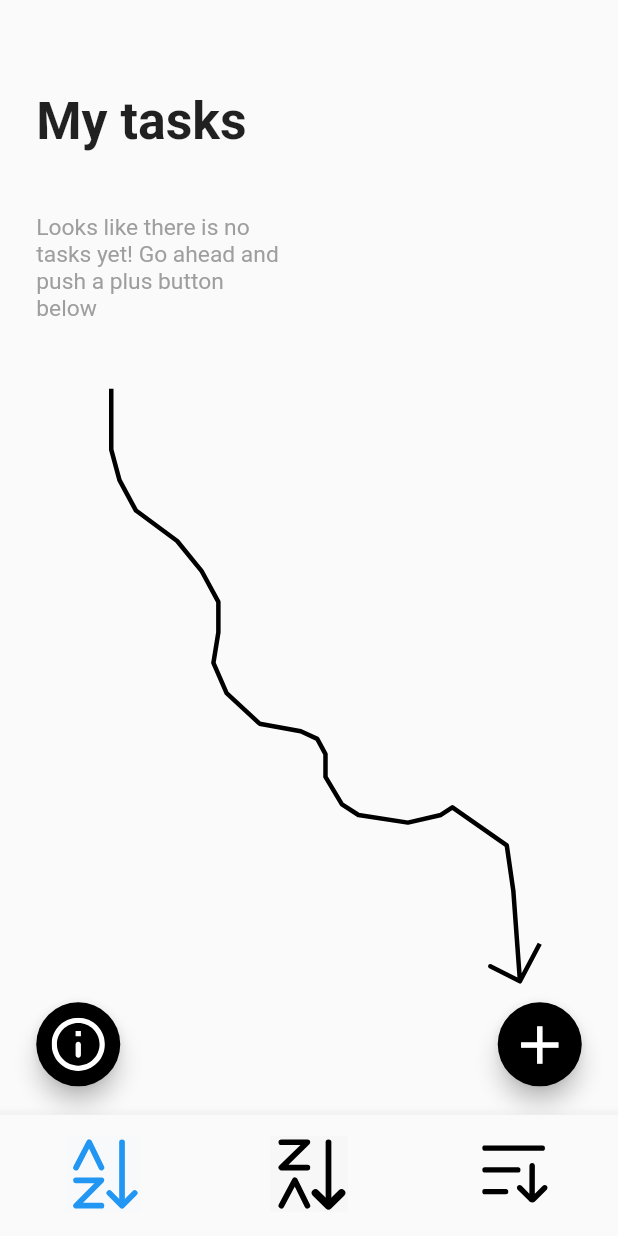
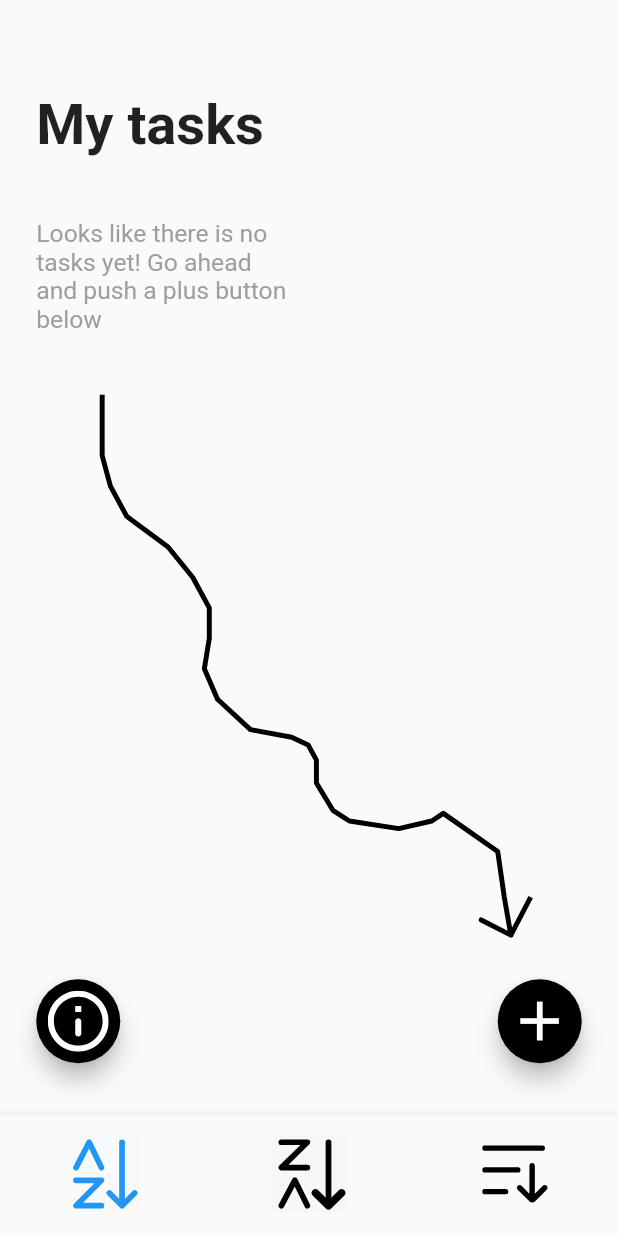
Before and after one commit to megavvve/todo_list, a Flutter app: the screen it shows after launch, on a phone screen of 412 x 824 dp. Run offline on Flutter 3.47's test engine with Material 2 defaults, Android fonts, the light colour scheme and no system bars; our stand-ins replace drift, equatable, flutter_bloc, flutter_screenutil, flutter_svg; accounts and stored records are empty; generated files the repository leaves out were written again.

Commit message:
corrected the files and did refactoring

```diff
--- a/lib/data/repository/data/local/database/database.dart
+++ b/lib/data/repository/data/local/database/database.dart
@@ -5,7 +5,7 @@ import 'package:drift/native.dart';
 import 'package:path_provider/path_provider.dart';
 import 'package:path/path.dart' as path;
 
-import '../../../../../domain/entity/todos_entity.dart';
+import '../../../../../domain/entity/repository_entity.dart';
 
 part 'database.g.dart';
 
--- a/lib/domain/bloc/todo_bloc.dart
+++ b/lib/domain/bloc/todo_bloc.dart
@@ -2,9 +2,6 @@ import 'package:equatable/equatable.dart';
 import 'package:flutter_bloc/flutter_bloc.dart';
 
 import '../../data/repository/data/local/database/database.dart';
-
-
-
 
 part 'todo_event.dart';
 part 'todo_state.dart';
@@ -42,7 +39,6 @@ class TodosBloc extends Bloc<TodoEvent, TodosState> {
   }
 
   Future<void> _onInitLoad(InitLoad event, Emitter<TodosState> emit) async {
-    final state = this.state;
 
     List<Todo> allTodos = await db.getTodosList();
 
--- a/lib/domain/bloc/todo_event.dart
+++ b/lib/domain/bloc/todo_event.dart
@@ -17,7 +17,7 @@ class InitLoad extends TodoEvent {
 class LoadTodos extends TodoEvent {}
 
 class GetTodos extends TodoEvent {
-  GetTodos();
+  const GetTodos();
   @override
   List<Object> get props => [];
 }
--- a/lib/main.dart
+++ b/lib/main.dart
@@ -3,7 +3,7 @@ import 'package:flutter_bloc/flutter_bloc.dart';
 import 'package:flutter_screenutil/flutter_screenutil.dart';
 
 
-import 'package:todo_list_hw2/presentation/pages/main_screen.dart';
+import 'package:todo_list_hw2/presentation/pages/main_screen/main_screen.dart';
 
 import 'domain/bloc/todo_bloc.dart';
 
@@ -25,7 +25,7 @@ class MyApp extends StatelessWidget {
               colorScheme: ColorScheme.fromSwatch().copyWith(
             secondary: Colors.black,
           )),
-          home: const MyHomePage(),
+          home: const MainScreen(),
         ),
       ),
     );
--- a/lib/presentation/pages/main_screen.dart
+++ /dev/null
@@ -1,172 +0,0 @@
-import 'package:flutter/material.dart';
-import 'package:flutter_screenutil/flutter_screenutil.dart';
-import 'package:flutter_svg/svg.dart';
-import 'package:todo_list_hw2/presentation/pages/add_todo_screen.dart';
-
-import 'package:flutter_bloc/flutter_bloc.dart';
-import 'package:todo_list_hw2/presentation/pages/info_screen.dart';
-
-import '../../data/repository/data/local/database/database.dart';
-import '../../domain/bloc/todo_bloc.dart';
-
-import '../widgets/if_not_null_widget.dart';
-import '../widgets/if_null_widget.dart';
-
-class MyHomePage extends StatefulWidget {
-  const MyHomePage({
-    super.key,
-  });
-
-  @override
-  State<MyHomePage> createState() => _MyHomePageState();
-}
-
-class _MyHomePageState extends State<MyHomePage> {
-  late final AppDatabase db;
-  int _selectedTab = 0;
-  late Widget CenterOfScreen;
-  Widget HideorShowCompleted = const SizedBox();
-  String sortType = "";
-  bool isHideCompleted = true;
-  void onSelectedTab(int index) {
-    setState(() {
-      _selectedTab = index;
-
-      print(_selectedTab);
-      if (_selectedTab == 0) {
-        sortType = "sortAlphabetically";
-      }
-      if (_selectedTab == 1) {
-        sortType = "sortAlphabeticallyInReverseOrder";
-      }
-      if (_selectedTab == 2) {
-        sortType = "sortingByCreationDate";
-      }
-    });
-  }
-
-  void _addTask(BuildContext context) {
-    showModalBottomSheet(
-        context: context,
-        isScrollControlled: true,
-        shape: const RoundedRectangleBorder(
-            borderRadius: BorderRadius.vertical(top: Radius.circular(20))),
-        builder: (context) => const AddTodoScreen());
-  }
-
-  @override
-  void initState() {
-    super.initState();
-    final bloc = BlocProvider.of<TodosBloc>(context);
-    bloc.add(const InitLoad());
-    db = AppDatabase();
-    //db.deleteEverything();
-  }
-
-  @override
-  Widget build(BuildContext context) {
-    return BlocBuilder<TodosBloc, TodosState>(builder: (context, state) {
-      if (state.todoList.isNotEmpty) {
-        HideorShowCompleted = TextButton(
-          child: Text(
-            isHideCompleted ? 'Hide completed' : 'Show completed',
-            style: TextStyle(color: Colors.blue, fontSize: 13.sp),
-          ),
-          onPressed: () {
-            setState(() {
-              isHideCompleted = !isHideCompleted;
-            });
-
-          },
-        );
-        CenterOfScreen = IfNotNullWidget(
-          isHideCompleted: isHideCompleted,
-          sortType: sortType,
-          todoList: state.todoList,
-        );
-      }
-      if (state.todoList.isEmpty) {
-        CenterOfScreen = IfNullWidget();
-      }
-
-      return Scaffold(
-        resizeToAvoidBottomInset: true,
-        body: Container(
-          padding: EdgeInsets.symmetric(horizontal: 22.w),
-          child: Column(
-            crossAxisAlignment: CrossAxisAlignment.start,
-            children: [
-              SizedBox(
-                height: 60.h,
-              ),
-              Row(
-                children: [
-                  Text(
-                    'My tasks',
-                    style:
-                        TextStyle(fontSize: 34.h, fontWeight: FontWeight.bold),
-                  ),
-                  SizedBox(
-                    width: 70.w,
-                  ),
-                  HideorShowCompleted,
-                ],
-              ),
-              SizedBox(
-                height: 41.h,
-              ),
-              CenterOfScreen,
-              Expanded(
-                child: Row(
-                  mainAxisAlignment: MainAxisAlignment.spaceBetween,
-                  children: [
-                    FloatingActionButton(
-                      heroTag: 'contact',
-                      onPressed: () {
-                        Navigator.push(
-                          context,
-                          MaterialPageRoute(
-                              builder: (context) => const InfoScreen()),
-                        );
-                      },
-                      tooltip: 'Info',
-                      child: SvgPicture.asset('assets/icons/iconInfo.svg',height: 35.h,),
-                      ),
-
-                    FloatingActionButton(
-                      onPressed: () {
-                        _addTask(context);
-                      },
-                      tooltip: 'Add ToDo',
-                      child: Icon(
-                        Icons.add,
-                        size: 42.h,
-                      ),
-                    ),
-                  ],
-                ),
-              ),
-            ],
-          ),
-        ),
-        bottomNavigationBar: BottomNavigationBar(
-          currentIndex: _selectedTab,
-          onTap: onSelectedTab,
-          items: <BottomNavigationBarItem>[
-            BottomNavigationBarItem(
-                icon: SvgPicture.asset('assets/icons/iconSort1.svg',height: 50.h,color:_selectedTab==0? Colors.blue:Colors.black,),
-                label: ''),
-            BottomNavigationBarItem(
-                icon: SvgPicture.asset('assets/icons/iconSort2.svg',height: 50.h,color:_selectedTab==1? Colors.blue:Colors.black,),
-                label: ''),
-            BottomNavigationBarItem(
-                icon: SvgPicture.asset('assets/icons/iconSort3.svg',height: 50.h,color:_selectedTab==2? Colors.blue:Colors.black,),
-                label: ''),
-          ],
-          showSelectedLabels: false,
-          showUnselectedLabels: false,
-        ),
-      );
-    });
-  }
-}
--- /dev/null
+++ b/lib/presentation/pages/main_screen/main_screen.dart
@@ -0,0 +1,98 @@
+import 'package:flutter/material.dart';
+import 'package:flutter_screenutil/flutter_screenutil.dart';
+import 'package:flutter_svg/svg.dart';
+import 'package:flutter_bloc/flutter_bloc.dart';
+import 'package:todo_list_hw2/presentation/pages/main_screen/screens/arrow_screen.dart';
+import 'package:todo_list_hw2/presentation/pages/main_screen/screens/todos_screen.dart';
+
+import '../../../data/repository/data/local/database/database.dart';
+import '../../../domain/bloc/todo_bloc.dart';
+
+class MainScreen extends StatefulWidget {
+  const MainScreen({
+    super.key,
+  });
+
+  @override
+  State<MainScreen> createState() => _MainScreenState();
+}
+
+class _MainScreenState extends State<MainScreen> {
+  late final AppDatabase db;
+  int _selectedTab = 0;
+  late Widget body;
+  String sortType = "";
+  bool isHideCompleted = true;
+  void onSelectedTab(int index) {
+    setState(() {
+      _selectedTab = index;
+      if (_selectedTab == 0) {
+        sortType = "sortAlphabetically";
+      }
+      if (_selectedTab == 1) {
+        sortType = "sortAlphabeticallyInReverseOrder";
+      }
+      if (_selectedTab == 2) {
+        sortType = "sortingByCreationDate";
+      }
+    });
+  }
+
+  @override
+  void initState() {
+    super.initState();
+    final bloc = BlocProvider.of<TodosBloc>(context);
+    bloc.add(const InitLoad());
+    db = AppDatabase();
+    //db.deleteEverything(); //удаление все бд
+  }
+
+  @override
+  Widget build(BuildContext context) {
+    return BlocBuilder<TodosBloc, TodosState>(builder: (context, state) {
+      if (state.todoList.isNotEmpty) {
+        body = TodosScreen(
+          todoList: state.todoList,
+          sortType: sortType,
+        );
+      }
+      if (state.todoList.isEmpty) {
+        body = const ArrowScreen();
+      }
+
+      return Scaffold(
+        resizeToAvoidBottomInset: true,
+        body: body,
+        bottomNavigationBar: BottomNavigationBar(
+          currentIndex: _selectedTab,
+          onTap: onSelectedTab,
+          items: <BottomNavigationBarItem>[
+            BottomNavigationBarItem(
+                icon: SvgPicture.asset(
+                  'assets/icons/iconSort1.svg',
+                  height: 50.h,
+                  color: _selectedTab == 0 ? Colors.blue : Colors.black,
+                ),
+                label: ''),
+            BottomNavigationBarItem(
+                icon: SvgPicture.asset(
+                  'assets/icons/iconSort2.svg',
+                  height: 50.h,
+                  color: _selectedTab == 1 ? Colors.blue : Colors.black,
+                ),
+                label: ''),
+            BottomNavigationBarItem(
+                icon: SvgPicture.asset(
+                  'assets/icons/iconSort3.svg',
+                  height: 50.h,
+                  color: _selectedTab == 2 ? Colors.blue : Colors.black,
+                ),
+                label: ''),
+          ],
+          showSelectedLabels: false,
+          showUnselectedLabels: false,
+        ),
+      );
+    });
+  }
+}
--- /dev/null
+++ b/lib/presentation/pages/main_screen/screens/arrow_screen.dart
@@ -0,0 +1,81 @@
+import 'package:flutter/material.dart';
+import 'package:flutter_screenutil/flutter_screenutil.dart';
+import 'package:flutter_svg/svg.dart';
+import 'package:todo_list_hw2/presentation/pages/add_todo_screen.dart';
+import 'package:todo_list_hw2/presentation/pages/info_screen.dart';
+import 'package:todo_list_hw2/presentation/pages/main_screen/widgets/custom_arrow.dart';
+
+class ArrowScreen extends StatelessWidget {
+  const ArrowScreen({super.key});
+  void _addTask(BuildContext context) {
+    showModalBottomSheet(
+        context: context,
+        isScrollControlled: true,
+        shape:  RoundedRectangleBorder(
+            borderRadius: BorderRadius.vertical(top: Radius.circular(20.sp))),
+        builder: (context) => const AddTodoScreen());
+  }
+
+  @override
+  Widget build(BuildContext context) {
+    return Container(
+      padding: EdgeInsets.symmetric(horizontal: 22.w),
+      child: Column(
+        crossAxisAlignment: CrossAxisAlignment.start,
+        children: [
+          SizedBox(
+            height: 60.h,
+          ),
+          Row(
+            children: [
+              Text(
+                'My tasks',
+                style: TextStyle(fontSize: 34.sp, fontWeight: FontWeight.bold),
+              ),
+              SizedBox(
+                width: 70.w,
+              ),
+            ],
+          ),
+          SizedBox(
+            height: 41.h,
+          ),
+          Container(width:153.w ,height:115.h ,child: Text("Looks like there is no tasks yet! Go ahead and push a plus button below",style: TextStyle(fontSize: 15.sp,color: Colors.grey),),),
+          CustomArrow(3.sp, 350.h),
+          Expanded(
+            child: Row(
+              mainAxisAlignment: MainAxisAlignment.spaceBetween,
+              children: [
+                FloatingActionButton(
+                  heroTag: 'contact',
+                  onPressed: () {
+                    Navigator.push(
+                      context,
+                      MaterialPageRoute(
+                          builder: (context) => const InfoScreen()),
+                    );
+                  },
+                  tooltip: 'Info',
+                  child: SvgPicture.asset(
+                    'assets/icons/iconInfo.svg',
+                    height: 40.h,
+                  ),
+                ),
+                FloatingActionButton(
+                  onPressed: () {
+                    _addTask(context);
+                  },
+                  tooltip: 'Add ToDo',
+                  child: Icon(
+                    Icons.add,
+                    size: 40.sp,
+                  ),
+                ),
+              ],
+            ),
+          ),
+        ],
+      ),
+    );
+  }
+}
--- a/lib/presentation/widgets/custom_arrow.dart
+++ b/lib/presentation/pages/main_screen/widgets/custom_arrow.dart
@@ -3,11 +3,34 @@ import 'dart:ui' as ui;
 
 import 'package:flutter_screenutil/flutter_screenutil.dart';
 
-class ArrowPainter extends CustomPainter {
+
+
+
+class CustomArrow extends StatelessWidget {
+  final double _thickness;
+  final double _height;
+
+  const CustomArrow(this._thickness, this._height, {super.key});
+
+  @override
+  Widget build(BuildContext context) {
+    return SizedBox(
+      width: _height * 0.4.w,
+      height: _height,
+      child: CustomPaint(
+        painter: customArrow(_thickness),
+      ),
+    );
+  }
+}
+
+
+
+class customArrow extends CustomPainter {
   final Paint _paint;
   final double _thickness;
 
-  ArrowPainter(this._thickness)
+  customArrow(this._thickness)
       : _paint = Paint()
           ..color = Colors.black
           ..strokeWidth = _thickness
@@ -41,10 +64,10 @@ class ArrowPainter extends CustomPainter {
       ..lineTo(247.w, 275.h)
       ..lineTo(280.w, 300.h)
       ..lineTo(284.w, 330.h)
-      ..lineTo(288.w, size.height + 5)
-      ..lineTo(270.w, size.height - 5)
-      ..lineTo(288.w, size.height + 5)
-      ..lineTo(300.w, size.height - 20);
+      ..lineTo(288.w, size.height + 5.h)
+      ..lineTo(270.w, size.height - 5.h)
+      ..lineTo(288.w, size.height + 5.h)
+      ..lineTo(300.w, size.height - 20.h);
 
     canvas.drawPath(path, _paint);
   }
@@ -52,21 +75,3 @@ class ArrowPainter extends CustomPainter {
   @override
   bool shouldRepaint(CustomPainter oldDelegate) => false;
 }
-
-class customArrow extends StatelessWidget {
-  final double _thickness;
-  final double _height;
-
-  customArrow(this._thickness, this._height);
-
-  @override
-  Widget build(BuildContext context) {
-    return SizedBox(
-      width: _height * 0.4,
-      height: _height,
-      child: CustomPaint(
-        painter: ArrowPainter(_thickness),
-      ),
-    );
-  }
-}
--- a/lib/presentation/widgets/if_null_widget.dart
+++ /dev/null
@@ -1,23 +0,0 @@
-import 'package:flutter/material.dart';
-import 'package:flutter_screenutil/flutter_screenutil.dart';
-
-import 'custom_arrow.dart';
-
-class IfNullWidget extends StatelessWidget {
-  const IfNullWidget({super.key});
-
-  @override
-  Widget build(BuildContext context) {
-    return Column(children: [SizedBox(
-                width: 153.w,
-                height: 115.h,
-                child: Text(
-                  'Looks like there is no tasks yet! Go ahead and push a plus button below',
-                  style: TextStyle(color: Colors.grey, fontSize: 15.h),
-                ),
-              ),
-              SizedBox(
-                child: customArrow(3, 390),
-              ),]);
-  }
-}
```
Also changed, not shown: lib/presentation/pages/add_todo_screen.dart (+30 -8 lines), lib/presentation/pages/info_screen.dart (+17 -7 lines), lib/presentation/pages/main_screen/screens/todos_screen.dart (added, +152 -0 lines), lib/presentation/pages/main_screen/widgets/todo_tile.dart (renamed from lib/presentation/widgets/todo_tile.dart, +3 -9 lines), lib/presentation/widgets/if_not_null_widget.dart (deleted, +0 -67 lines), lib/domain/entity/repository_entity.dart (renamed from lib/domain/entity/todos_entity.dart).
